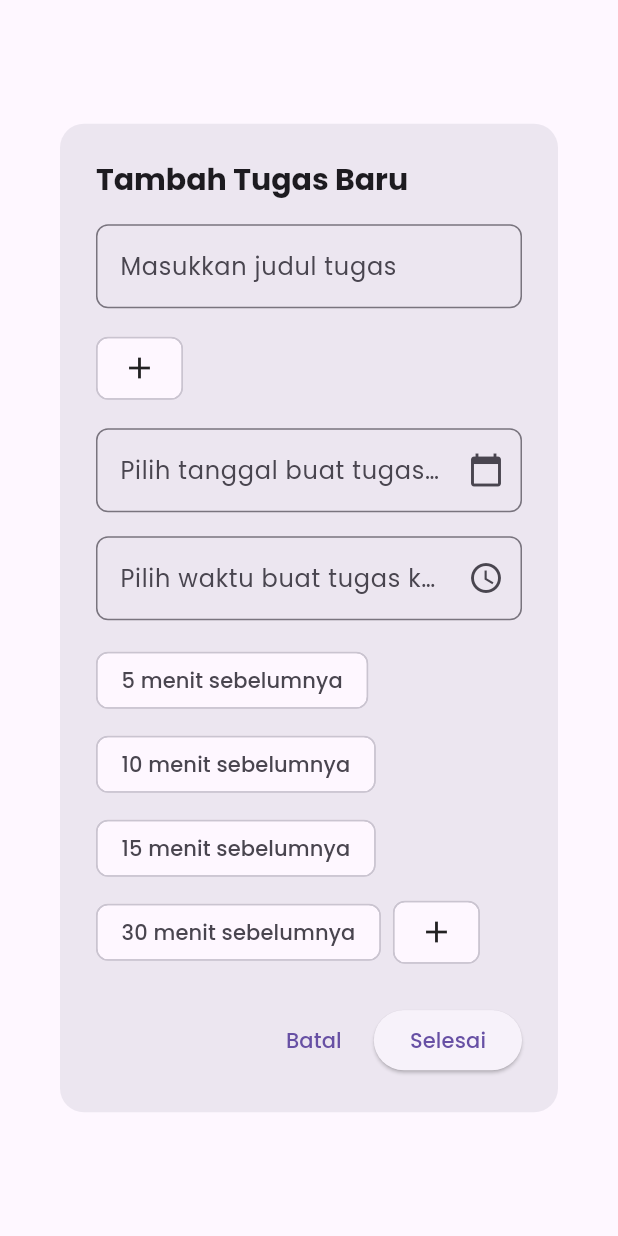
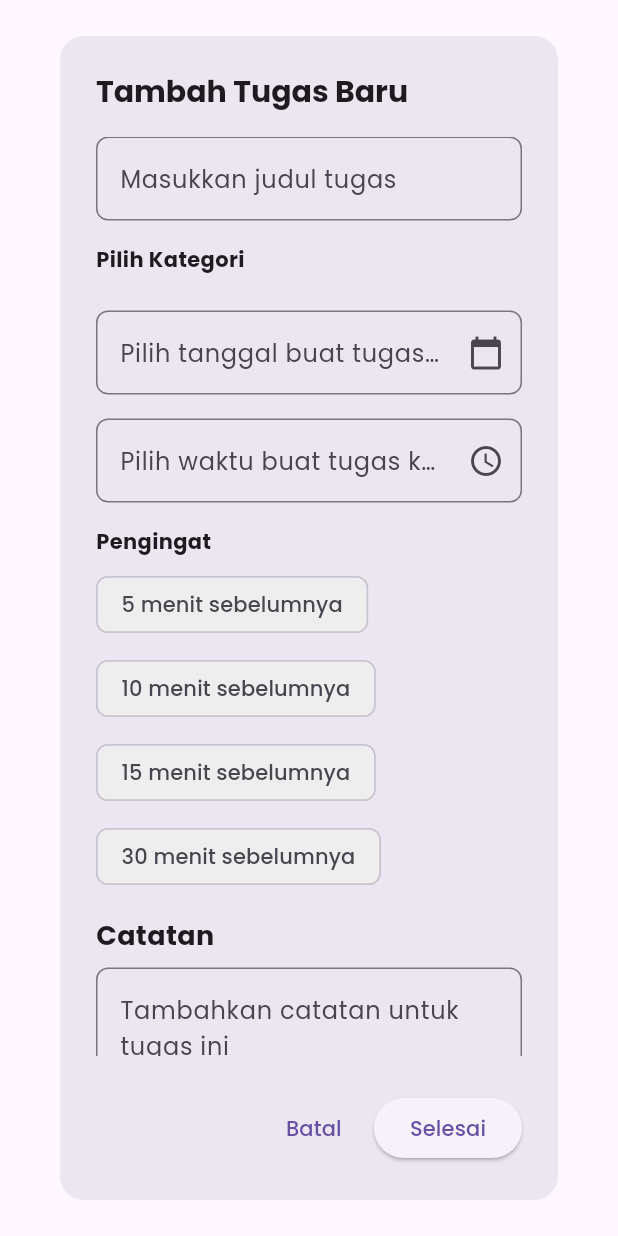
Before and after one commit to Nitaa1904/NoteQu_PPB05, a Flutter app: the CustomAlert widget shown alone on an empty page, opened directly with empty values, after a tap on "Selesai", on a phone screen of 412 x 824 dp. Run offline on Flutter 3.47's test engine with Material 3 defaults, Android fonts, the phone set to English and light mode, and no system bars; our stand-ins replace google_fonts, table_calendar.

Commit message:
Add note input field to CustomAlert dialog

```diff
--- a/lib/pages/tugasku/custom_alert.dart
+++ b/lib/pages/tugasku/custom_alert.dart
@@ -1,30 +1,40 @@
 import 'package:flutter/material.dart';
 import 'package:intl/intl.dart';
 
-class CustomAlert extends StatelessWidget {
+class CustomAlert extends StatefulWidget {
   final Function(Map<String, String>) onAddTask;
   final List<String> categories;
 
   CustomAlert({required this.onAddTask, required this.categories});
 
   @override
-  Widget build(BuildContext context) {
+  _CustomAlertState createState() => _CustomAlertState();
+}
+
+class _CustomAlertState extends State<CustomAlert> {
   final _taskController = TextEditingController();
+  final _noteController = TextEditingController();
   DateTime? selectedDate;
   TimeOfDay? selectedTime;
+  String selectedCategory = '';
+  int? selectedReminder;
 
-    String selectedCategory = categories.isNotEmpty ? categories[0] : 'General';
+  @override
+  void initState() {
+    super.initState();
+    selectedCategory =
+        widget.categories.isNotEmpty ? widget.categories[0] : 'General';
+  }
 
+  @override
+  Widget build(BuildContext context) {
     return AlertDialog(
       shape: RoundedRectangleBorder(
         borderRadius: BorderRadius.circular(16.0),
       ),
       title: const Text(
         'Tambah Tugas Baru',
-        style: TextStyle(
-          fontWeight: FontWeight.bold,
-          fontSize: 20,
-        ),
+        style: TextStyle(fontWeight: FontWeight.bold, fontSize: 20),
       ),
       content: SingleChildScrollView(
         child: Column(
@@ -40,40 +50,50 @@ class CustomAlert extends StatelessWidget {
               ),
             ),
             const SizedBox(height: 16),
+            Text(
+              'Pilih Kategori',
+              style: TextStyle(fontWeight: FontWeight.bold),
+            ),
+            const SizedBox(height: 8),
             Wrap(
               spacing: 8.0,
               runSpacing: 8.0,
-              children: [
-                ...categories.map((category) => ChoiceChip(
+              children: widget.categories.map((category) {
+                return ChoiceChip(
                   label: Text(category),
                   selected: selectedCategory == category,
+                  selectedColor: Colors.blue.shade100,
+                  backgroundColor: Colors.grey.shade200,
                   onSelected: (isSelected) {
                     if (isSelected) {
+                      setState(() {
                         selectedCategory = category;
+                      });
                     }
                   },
-                    )),
-                ActionChip(
-                  label: const Icon(Icons.add),
-                  onPressed: () {
-                    // Tambah kategori baru
-                  },
-                ),
-              ],
+                );
+              }).toList(),
             ),
             const SizedBox(height: 16),
             TextFormField(
               readOnly: true,
               onTap: () async {
-                selectedDate = await showDatePicker(
+                DateTime? pickedDate = await showDatePicker(
                   context: context,
                   initialDate: DateTime.now(),
                   firstDate: DateTime(2000),
                   lastDate: DateTime(2100),
                 );
+                if (pickedDate != null) {
+                  setState(() {
+                    selectedDate = pickedDate;
+                  });
+                }
               },
               decoration: InputDecoration(
-                hintText: 'Pilih tanggal buat tugas kamu',
+                hintText: selectedDate != null
+                    ? DateFormat('yyyy-MM-dd').format(selectedDate!)
+                    : 'Pilih tanggal buat tugas kamu',
                 suffixIcon: const Icon(Icons.calendar_today),
                 border: OutlineInputBorder(
                   borderRadius: BorderRadius.circular(8.0),
@@ -84,13 +104,20 @@ class CustomAlert extends StatelessWidget {
             TextFormField(
               readOnly: true,
               onTap: () async {
-                selectedTime = await showTimePicker(
+                TimeOfDay? pickedTime = await showTimePicker(
                   context: context,
                   initialTime: TimeOfDay.now(),
                 );
+                if (pickedTime != null) {
+                  setState(() {
+                    selectedTime = pickedTime;
+                  });
+                }
               },
               decoration: InputDecoration(
-                hintText: 'Pilih waktu buat tugas kamu',
+                hintText: selectedTime != null
+                    ? selectedTime!.format(context)
+                    : 'Pilih waktu buat tugas kamu',
                 suffixIcon: const Icon(Icons.access_time),
                 border: OutlineInputBorder(
                   borderRadius: BorderRadius.circular(8.0),
@@ -98,22 +125,49 @@ class CustomAlert extends StatelessWidget {
               ),
             ),
             const SizedBox(height: 16),
+            Text(
+              'Pengingat',
+              style: TextStyle(fontWeight: FontWeight.bold),
+            ),
+            const SizedBox(height: 8),
             Wrap(
               spacing: 8.0,
               runSpacing: 8.0,
+              children: [5, 10, 15, 30].map((minute) {
+                return ChoiceChip(
+                  label: Text('$minute menit sebelumnya'),
+                  selected: selectedReminder == minute,
+                  selectedColor: Colors.blue.shade100,
+                  backgroundColor: Colors.grey.shade200,
+                  onSelected: (isSelected) {
+                    setState(() {
+                      selectedReminder = isSelected ? minute : null;
+                    });
+                  },
+                );
+              }).toList(),
+            ),
+            const SizedBox(height: 16),
+            Column(
+              crossAxisAlignment: CrossAxisAlignment.start,
               children: [
-                ...[5, 10, 15, 30].map((minute) => ChoiceChip(
-                      label: Text('$minute menit sebelumnya'),
-                      selected: false,
-                      onSelected: (isSelected) {
-                        // Atur pengingat
-                      },
-                    )),
-                ActionChip(
-                  label: const Icon(Icons.add),
-                  onPressed: () {
-                    // Tambah pengingat baru
-                  },
+                const Text(
+                  'Catatan',
+                  style: TextStyle(
+                    fontSize: 18,
+                    fontWeight: FontWeight.bold,
+                  ),
+                ),
+                const SizedBox(height: 8),
+                TextFormField(
+                  controller: _noteController,
+                  maxLines: 3,
+                  decoration: InputDecoration(
+                    hintText: 'Tambahkan catatan untuk tugas ini',
+                    border: OutlineInputBorder(
+                      borderRadius: BorderRadius.circular(8.0),
+                    ),
+                  ),
                 ),
               ],
             ),
@@ -130,7 +184,7 @@ class CustomAlert extends StatelessWidget {
         ElevatedButton(
           onPressed: () {
             if (_taskController.text.isNotEmpty) {
-              onAddTask({
+              widget.onAddTask({
                 'title': _taskController.text,
                 'category': selectedCategory,
                 'date': selectedDate != null
@@ -139,6 +193,12 @@ class CustomAlert extends StatelessWidget {
                 'time': selectedTime != null
                     ? selectedTime!.format(context)
                     : 'No Time',
+                'reminder': selectedReminder != null
+                    ? '$selectedReminder menit sebelumnya'
+                    : 'No Reminder',
+                'note': _noteController.text.isNotEmpty
+                    ? _noteController.text
+                    : 'Tidak ada catatan untuk tugas ini.',
               });
               Navigator.of(context).pop();
             }
```
Lines whose indentation alone changed are shown as unchanged.
